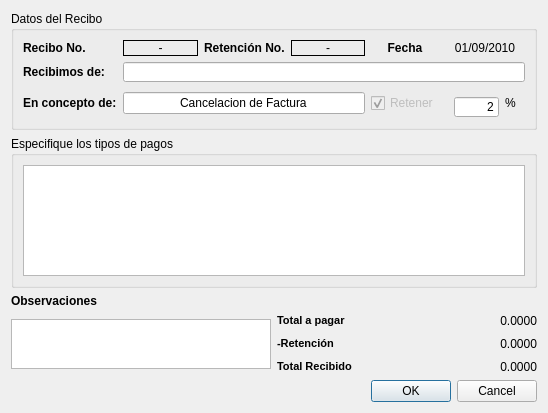
Before: the Qt Designer form src/ui/dlgrecibo.ui in armonge/EsquipulasPy, drawn with Qt 5.
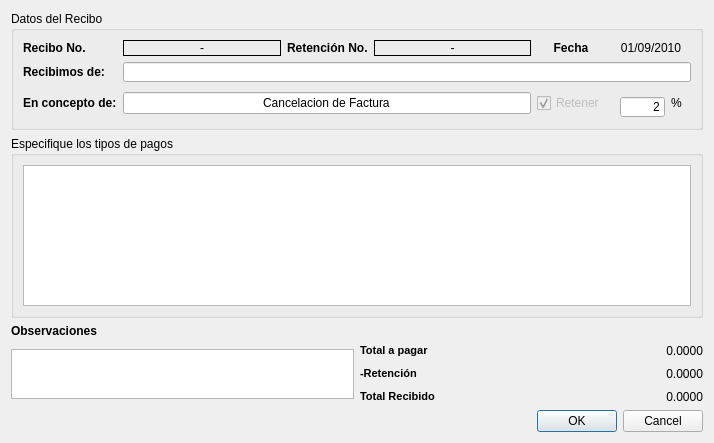
After: the same form once the commit is applied.

```diff
--- a/src/ui/dlgrecibo.ui
+++ b/src/ui/dlgrecibo.ui
@@ -6,8 +6,8 @@
    <rect>
     <x>0</x>
     <y>0</y>
-    <width>548</width>
-    <height>413</height>
+    <width>714</width>
+    <height>443</height>
    </rect>
   </property>
   <property name="windowTitle">
```
